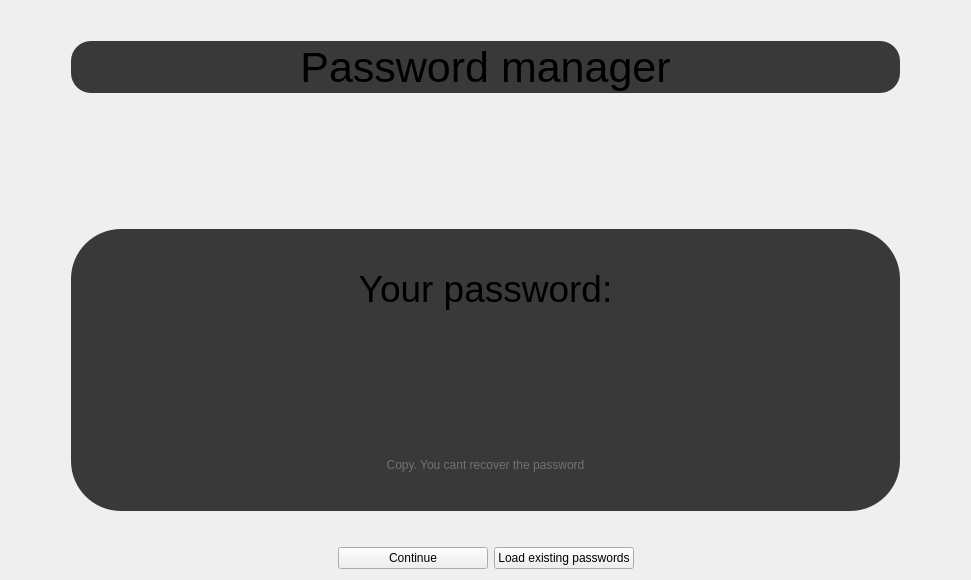
commmrade/PasswordManager, file widgets/secretpasswidget.ui: the form before one commit.
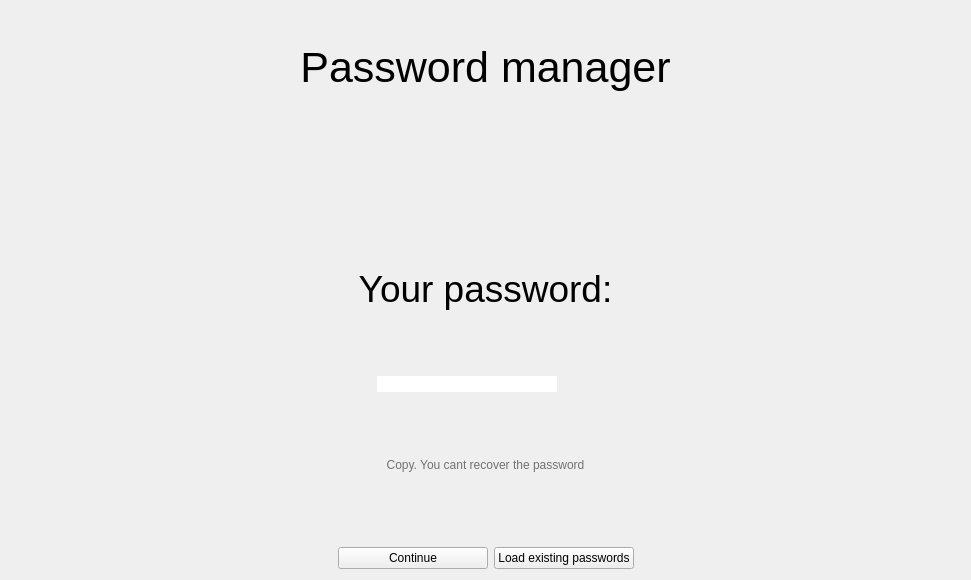
The form after the commit. Icons and pictures are not drawn.

Patch:
```diff
--- a/widgets/secretpasswidget.ui
+++ b/widgets/secretpasswidget.ui
@@ -36,7 +36,7 @@
         </font>
        </property>
        <property name="styleSheet">
-        <string notr="true">background-color: #393939;
+        <string notr="true">
 border-radius: 20%;
 margin: 30% 60%</string>
        </property>
@@ -72,7 +72,7 @@
         </font>
        </property>
        <property name="styleSheet">
-        <string notr="true">background-color: #393939;
+        <string notr="true">
 border-radius: 50px;
 margin: 30% 60%</string>
        </property>
```
